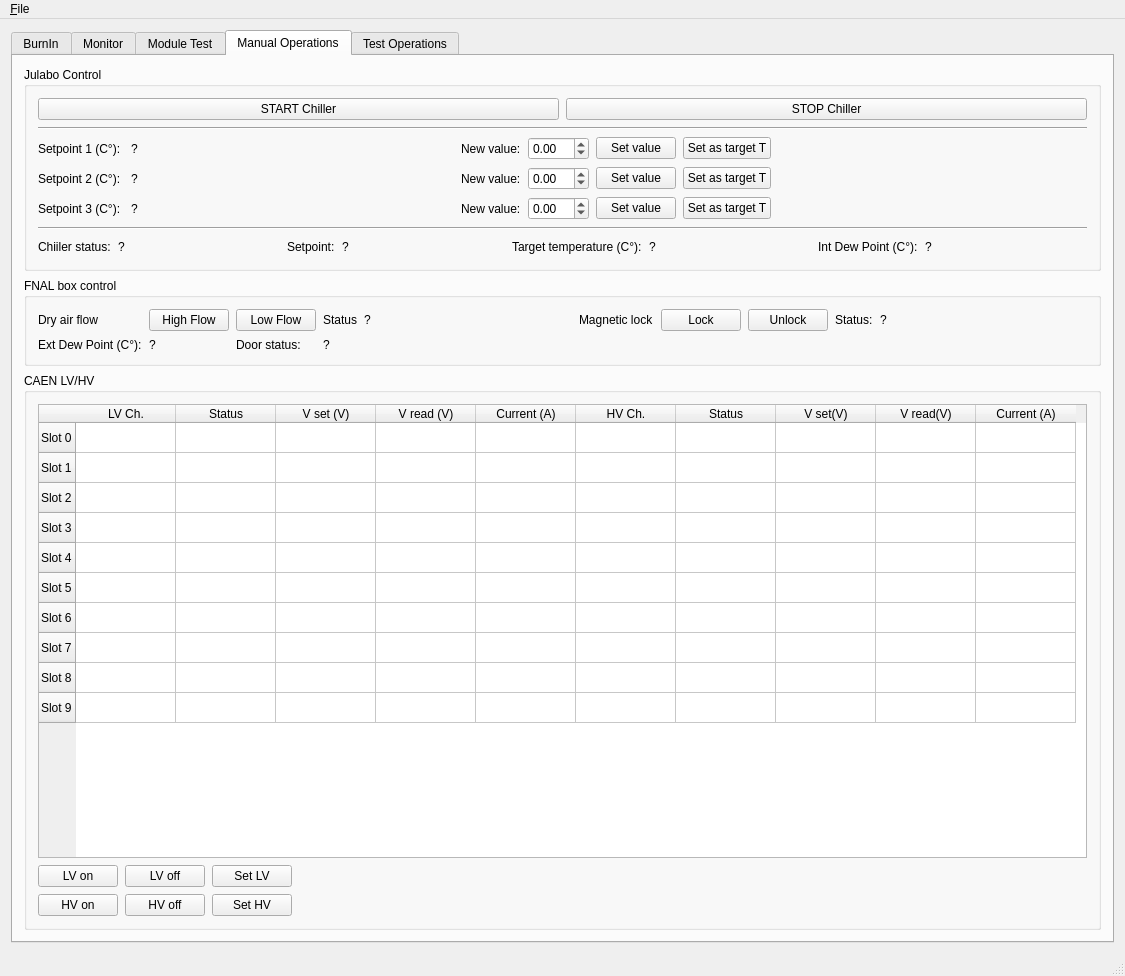
Before: the Qt Designer form GUI.ui in pisaoutertracker/BurnIn_Controller, drawn with Qt 5.
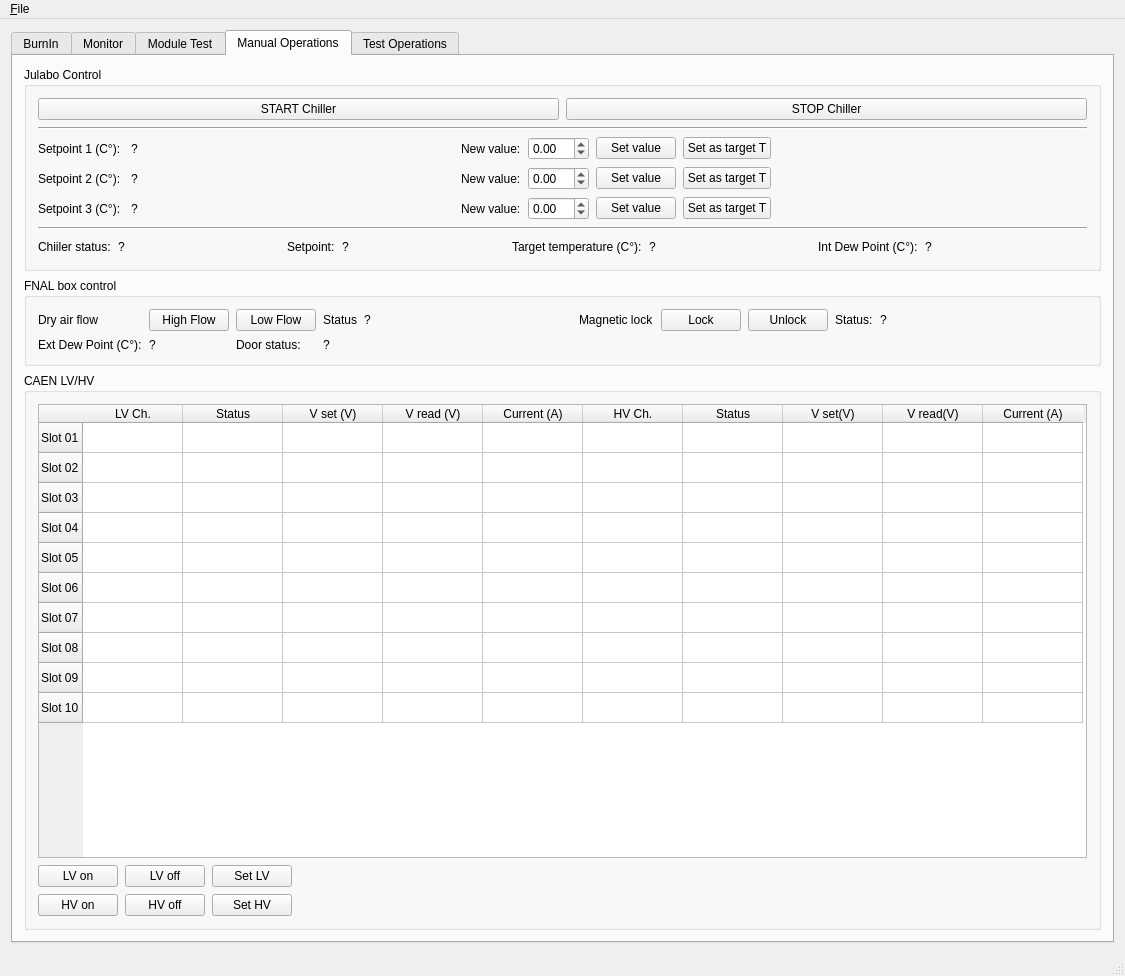
After: the same form once the commit is applied. The open tabs and pages were chosen to show the change. Icons and pictures are not drawn. Custom widgets are drawn as their Qt base class.

```diff
--- a/GUI.ui
+++ b/GUI.ui
@@ -3001,52 +3001,52 @@
              </attribute>
              <row>
               <property name="text">
-               <string>Slot 0</string>
+               <string>Slot 01</string>
               </property>
              </row>
              <row>
               <property name="text">
-               <string>Slot 1</string>
+               <string>Slot 02</string>
               </property>
              </row>
              <row>
               <property name="text">
-               <string>Slot 2</string>
+               <string>Slot 03</string>
               </property>
              </row>
              <row>
               <property name="text">
-               <string>Slot 3</string>
+               <string>Slot 04</string>
               </property>
              </row>
              <row>
               <property name="text">
-               <string>Slot 4</string>
+               <string>Slot 05</string>
               </property>
              </row>
              <row>
               <property name="text">
-               <string>Slot 5</string>
+               <string>Slot 06</string>
               </property>
              </row>
              <row>
               <property name="text">
-               <string>Slot 6</string>
+               <string>Slot 07</string>
               </property>
              </row>
              <row>
               <property name="text">
-               <string>Slot 7</string>
+               <string>Slot 08</string>
               </property>
              </row>
              <row>
               <property name="text">
-               <string>Slot 8</string>
+               <string>Slot 09</string>
               </property>
              </row>
              <row>
               <property name="text">
-               <string>Slot 9</string>
+               <string>Slot 10</string>
               </property>
              </row>
              <column>
```
Left out of the diff: 4 changed lines with no effect on the pictures.
